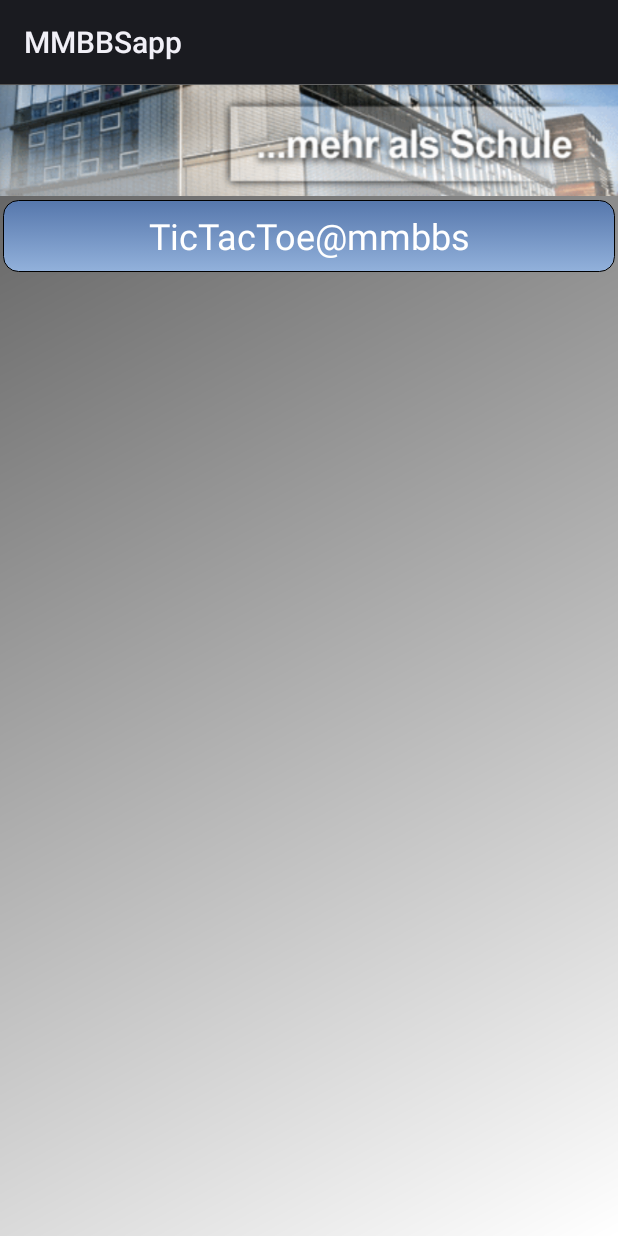
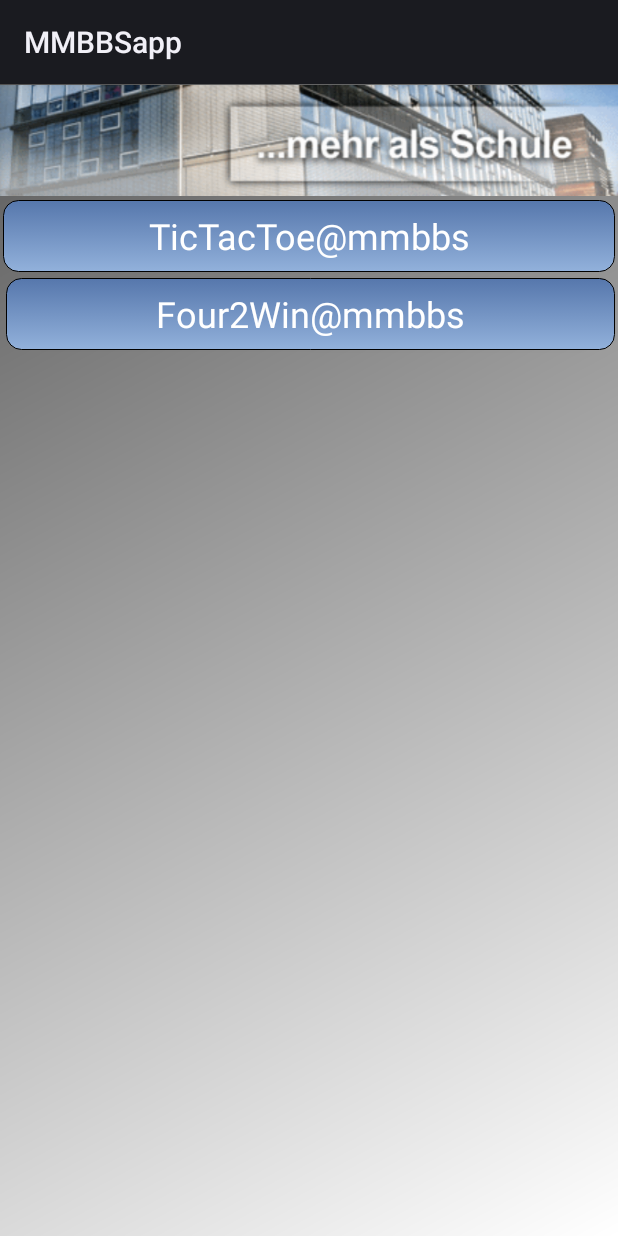
Before and after one commit to jtuttas/mmbbsapp_AndroidStudio, an Android app: the Spiele screen opened directly, with no data from a screen before it, on a phone screen of 412 x 824 dp. Run offline under Robolectric (Android 15) with nearby library versions, the phone set to English and light mode, and no system bars.

Commit message:
Nun mit mehrere Spiele im Gameserver

```diff
--- a/app/src/main/java/de/mmbbs/tictactoetournament/FragmentActivity.java
+++ b/app/src/main/java/de/mmbbs/tictactoetournament/FragmentActivity.java
@@ -103,7 +103,7 @@ public class FragmentActivity extends GameManagementActivity {
 
 			} else {
 				if (extras.getString("command").compareTo("request")==0) {
-					showRequestDialog(extras.getString("from_player"));
+					showRequestDialog(extras.getString("from_player"),extras.getString("game"));
 					getIntent().removeExtra("command");
 					getIntent().removeExtra("from_player");
 			    }
@@ -169,7 +169,7 @@ public class FragmentActivity extends GameManagementActivity {
 			} else {
 				if (extras.getString("command").compareTo("request")==0) {
 
-					showRequestDialog(extras.getString("from_player"));
+					showRequestDialog(extras.getString("from_player"),extras.getString("game"));
 					getIntent().removeExtra("command");
 					getIntent().removeExtra("from_player");
 			    }
--- a/app/src/main/java/de/mmbbs/tictactoetournament/UserListFragment.java
+++ b/app/src/main/java/de/mmbbs/tictactoetournament/UserListFragment.java
@@ -85,7 +85,7 @@ public class UserListFragment extends Fragment implements OnItemClickListener, T
     }
 
 
-	@Override
+    @Override
 	public void onCreateContextMenu(ContextMenu menu, View v, ContextMenuInfo menuInfo) {
 	    getActivity().getMenuInflater().inflate(R.menu.player_context, menu);
 		AdapterView.AdapterContextMenuInfo acmi = (AdapterContextMenuInfo) menuInfo;
@@ -152,7 +152,7 @@ public class UserListFragment extends Fragment implements OnItemClickListener, T
 
 				@Override
 				public void onNegativeButton() {
-			    	gc.request(u.getName(), "cancelrequest");
+			    	gc.request(u.getName(), "cancelrequest",Main.GAME);
 					gc.setPendingrequest(null, null,0);
 
 				}
@@ -167,7 +167,7 @@ public class UserListFragment extends Fragment implements OnItemClickListener, T
 			customDialog.update();
 			customDialog.show();
 			gc.setPendingrequest(gc.getUser(), u.getName(),GameServerApplication.REQUEST);
-	    	gc.request(u.getName(), "request");
+	    	gc.request(u.getName(), "request",Main.GAME);
 		}
 		else {
 			Toast.makeText(getActivity(),getResources().getString(R.string.not_a_free_player), Toast.LENGTH_LONG).show();
--- a/app/src/main/res/layout/connecting_game.xml
+++ b/app/src/main/res/layout/connecting_game.xml
@@ -6,7 +6,7 @@
     android:gravity="top" >
 
     <ImageView
-        android:id="@+id/imageViewplayerRight"
+        android:id="@+id/imageViewSplashScreen"
         android:layout_width="wrap_content"
         android:layout_height="wrap_content"
         android:layout_alignParentLeft="true"
--- a/app/src/main/res/layout/spiele.xml
+++ b/app/src/main/res/layout/spiele.xml
@@ -25,5 +25,16 @@
                     android:textSize="24sp"
 
            />
+    <Button
+        android:id="@+id/button_four2win"
+        style="@style/buttonstyle"
+        android:layout_width="match_parent"
+        android:layout_height="wrap_content"
+        android:onClick="klick_four2win"
+        android:text="Four2Win@mmbbs"
+        android:textSize="24sp"
+        android:layout_below="@+id/button_ttt"
+        android:layout_alignLeft="@+id/button_ttt"
+        android:layout_alignStart="@+id/button_ttt" />
 
 </RelativeLayout>
```
Also changed, not shown: app/src/main/java/de/mmbbs/Spiele.java (+17 -1 lines), app/src/main/java/de/mmbbs/gameserver/GameManagementActivity.java (+8 -7 lines), app/src/main/java/de/mmbbs/gameserver/GameServerApplication.java (+15 -3 lines), app/src/main/java/de/mmbbs/tictactoetournament/Main.java (+7 -2 lines), app/src/main/res/drawable-mdpi/four2win_titel.png (added), 4 other files.
